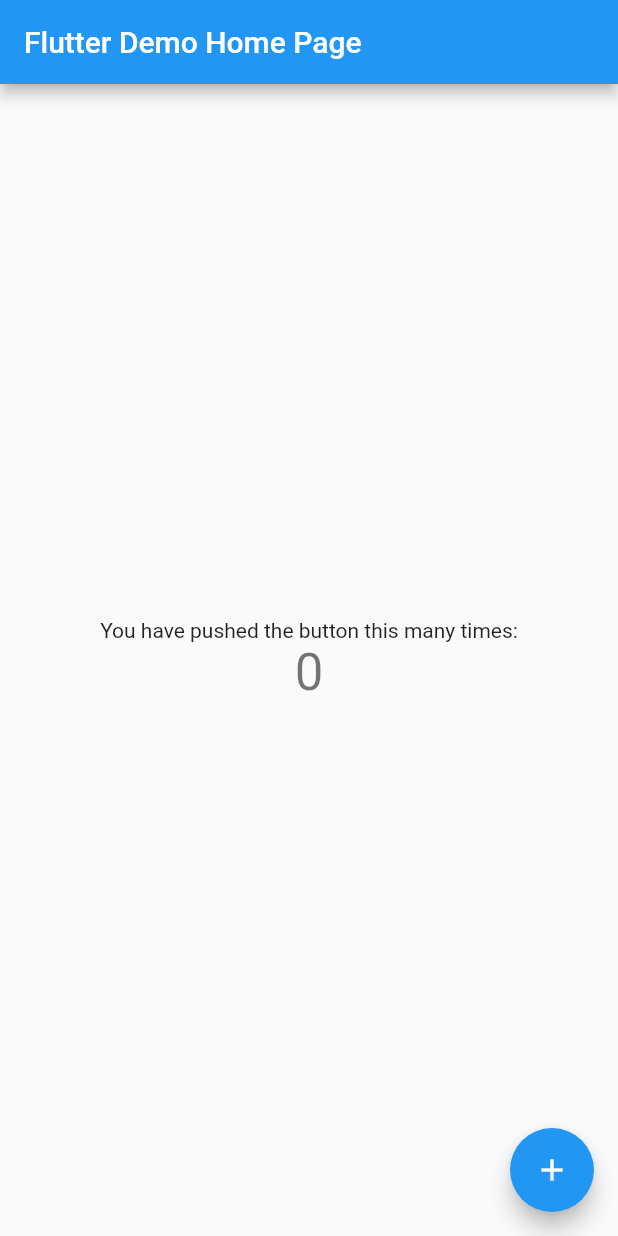
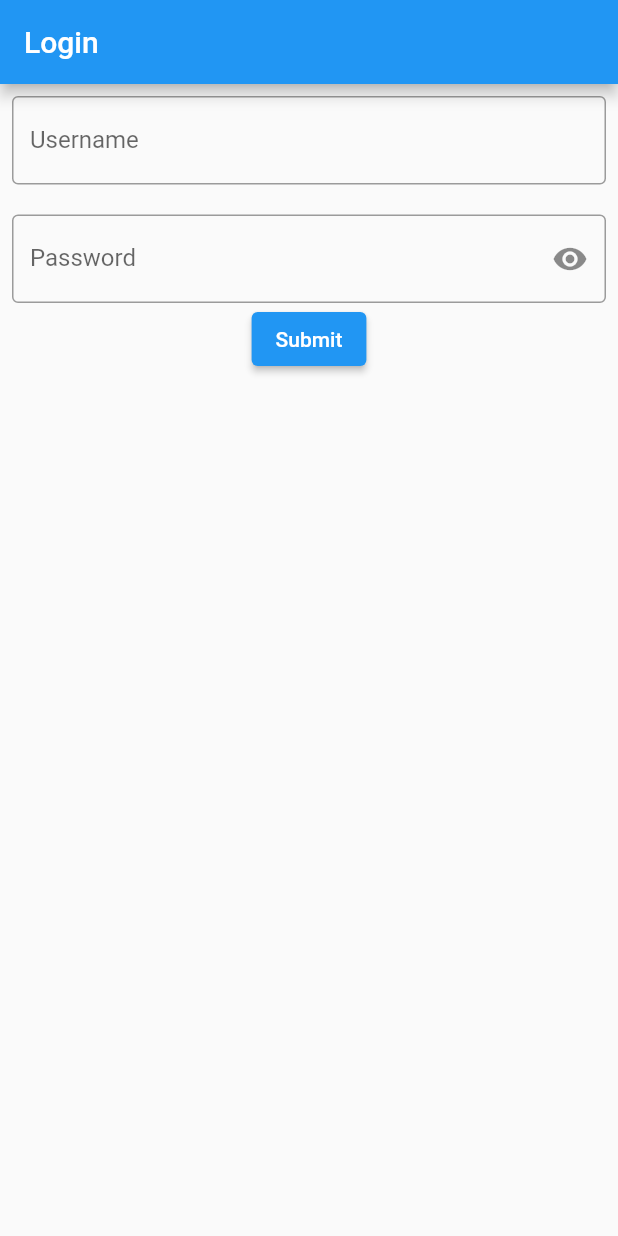
Before and after one commit to 0x1m4o/Bloc_Hive, a Flutter app: the screen it shows after launch, on a phone screen of 412 x 824 dp. Run offline on Flutter 3.47's test engine with Material 2 defaults, Android fonts, the phone set to English and light mode, and no system bars; our stand-ins replace equatable, flutter_bloc, hive, hive_flutter; accounts and stored records are empty.

Commit message:
Bloc and Hive setup with dummy data. Finished the authentication page and home page

```diff
--- /dev/null
+++ b/lib/application/auth/login_bloc.dart
@@ -0,0 +1,29 @@
+import 'package:flutter_bloc/flutter_bloc.dart';
+import 'package:equatable/equatable.dart';
+import 'package:hive_bloc/infrastructure/services/authentication_service.dart';
+import 'package:hive_bloc/infrastructure/services/todo_service.dart';
+
+part 'login_event.dart';
+part 'login_state.dart';
+
+class LoginBloc extends Bloc<LoginEvent, LoginState> {
+  final AuthenticationService authenticationService;
+  final TodoService todoService;
+  LoginBloc(this.authenticationService, this.todoService)
+      : super(const LoginInitial()) {
+    on<RunLoginEvent>((event, emit) async {
+      final user = await authenticationService.authenticateUser(
+          event.username, event.password);
+      if (user != null) {
+        emit(LoginSuccess(username: user));
+      }
+    });
+
+    on<RegisterServicesEvent>((event, emit) async {
+      await authenticationService.init();
+      await todoService.init();
+
+      emit(const LoginInitial());
+    });
+  }
+}
--- /dev/null
+++ b/lib/application/auth/login_event.dart
@@ -0,0 +1,19 @@
+part of 'login_bloc.dart';
+
+abstract class LoginEvent extends Equatable {
+  const LoginEvent();
+}
+
+class RunLoginEvent extends LoginEvent {
+  final String username;
+  final String password;
+  const RunLoginEvent({required this.username, required this.password});
+  @override
+  List<Object> get props => [username, password];
+}
+
+class RegisterServicesEvent extends LoginEvent {
+  const RegisterServicesEvent();
+  @override
+  List<Object> get props => [];
+}
--- /dev/null
+++ b/lib/application/auth/login_state.dart
@@ -0,0 +1,19 @@
+part of 'login_bloc.dart';
+
+abstract class LoginState extends Equatable {
+  const LoginState();
+}
+
+class LoginInitial extends LoginState {
+  const LoginInitial();
+  @override
+  List<Object?> get props => [];
+}
+
+class LoginSuccess extends LoginState {
+  final String username;
+  const LoginSuccess({required this.username});
+
+  @override
+  List<Object?> get props => [username];
+}
--- /dev/null
+++ b/lib/application/home/home_bloc.dart
@@ -0,0 +1,17 @@
+import 'package:flutter_bloc/flutter_bloc.dart';
+import 'package:equatable/equatable.dart';
+import 'package:hive_bloc/infrastructure/services/todo_service.dart';
+import '../../infrastructure/models/home/task.dart';
+
+part 'home_event.dart';
+part 'home_state.dart';
+
+class HomeBloc extends Bloc<HomeEvent, HomeState> {
+  final TodoService todoService;
+  HomeBloc({required this.todoService}) : super(HomeInitial()) {
+    on<LoadTodosEvent>((event, emit) {
+      final todos = todoService.getTasks(event.username);
+      emit(TodosLoadedState(tasks: todos, username: event.username));
+    });
+  }
+}
--- /dev/null
+++ b/lib/application/home/home_event.dart
@@ -0,0 +1,13 @@
+part of 'home_bloc.dart';
+
+abstract class HomeEvent extends Equatable {
+  const HomeEvent();
+}
+
+class LoadTodosEvent extends HomeEvent {
+  const LoadTodosEvent({required this.username});
+  final String username;
+
+  @override
+  List<Object> get props => [username];
+}
--- /dev/null
+++ b/lib/application/home/home_state.dart
@@ -0,0 +1,19 @@
+part of 'home_bloc.dart';
+
+abstract class HomeState extends Equatable {
+  const HomeState();
+}
+
+class HomeInitial extends HomeState {
+  @override
+  List<Object> get props => [];
+}
+
+// ignore: must_be_immutable
+class TodosLoadedState extends HomeState {
+  final List<Task> tasks;
+  final String username;
+  TodosLoadedState({required this.tasks, required this.username});
+  @override
+  List<Object> get props => [username, tasks];
+}
--- /dev/null
+++ b/lib/infrastructure/models/auth/user.dart
@@ -0,0 +1,14 @@
+import 'package:hive/hive.dart';
+part 'user.g.dart';
+
+@HiveType(typeId: 2)
+class User extends HiveObject {
+  @HiveField(0)
+  final String username;
+  @HiveField(1)
+  final String password;
+  User({
+    required this.username,
+    required this.password,
+  });
+}
--- /dev/null
+++ b/lib/infrastructure/models/home/task.dart
@@ -0,0 +1,14 @@
+import 'package:hive/hive.dart';
+part 'task.g.dart';
+
+@HiveType(typeId: 1)
+class Task extends HiveObject {
+  @HiveField(0)
+  final String user;
+  @HiveField(1)
+  final String task;
+  @HiveField(2)
+  final bool completed;
+
+  Task({required this.user, required this.task, required this.completed});
+}
--- /dev/null
+++ b/lib/infrastructure/services/authentication_service.dart
@@ -0,0 +1,23 @@
+import 'package:hive_flutter/hive_flutter.dart';
+import 'package:hive_bloc/infrastructure/models/auth/user.dart';
+
+class AuthenticationService {
+  late Box<User> _users;
+
+  Future<void> init() async {
+    Hive.registerAdapter(UserAdapter());
+    _users = await Hive.openBox('usersBox');
+    await _users.clear();
+    await _users.add(User(username: 'test', password: 'test'));
+  }
+
+  Future<String?> authenticateUser(String username, String password) async {
+    final success = _users.values.any((element) =>
+        element.username == username && element.password == password);
+    if (success) {
+      return username;
+    } else {
+      return null;
+    }
+  }
+}
--- /dev/null
+++ b/lib/infrastructure/services/todo_service.dart
@@ -0,0 +1,43 @@
+import 'package:hive_flutter/hive_flutter.dart';
+import 'package:hive_bloc/infrastructure/models/home/task.dart';
+
+class TodoService {
+  late Box<Task> _tasks;
+  Future<void> init() async {
+    Hive.registerAdapter(TaskAdapter());
+    _tasks = await Hive.openBox('tasksBox');
+    await _tasks.clear();
+    await _tasks.add(Task(user: 'test', task: 'test1', completed: false));
+    await _tasks.add(Task(user: 'test', task: 'test2', completed: false));
+  }
+
+  List<Task> getTasks(final String username) {
+    final tasks = _tasks.values.where((element) => element.user == username);
+    return tasks.toList();
+  }
+
+  void addTask(final String username, final String task) {
+    _tasks.add(Task(user: username, task: task, completed: false));
+  }
+
+  void removeTask(final String username, final String task) async {
+    final taskToRemove = _tasks.values.firstWhere((Task taskFromBox) =>
+        taskFromBox.task == task && taskFromBox.user == username);
+
+    await taskToRemove.delete();
+  }
+
+  void updateTask(final String username, final String task,
+      {final bool? completed}) async {
+    final taskToEdit = _tasks.values.firstWhere((Task taksFromBox) =>
+        taksFromBox.task == task && taksFromBox.user == username);
+
+    final index = taskToEdit.key as int;
+    await _tasks.put(
+        index,
+        Task(
+            user: username,
+            task: task,
+            completed: completed ?? taskToEdit.completed));
+  }
+}
--- a/lib/main.dart
+++ b/lib/main.dart
@@ -1,115 +1,29 @@
 import 'package:flutter/material.dart';
+import 'package:flutter_bloc/flutter_bloc.dart';
+import 'package:hive_flutter/hive_flutter.dart';
+import 'package:hive_bloc/application/auth/login_bloc.dart';
+import 'package:hive_bloc/infrastructure/services/authentication_service.dart';
+import 'package:hive_bloc/infrastructure/services/todo_service.dart';
+import 'package:hive_bloc/presentation/pages/auth/authentication.dart';
+import './presentation/pages/home/home.dart';
 
-void main() {
+void main() async {
+  await Hive.initFlutter();
   runApp(const MyApp());
 }
 
 class MyApp extends StatelessWidget {
   const MyApp({super.key});
 
-  // This widget is the root of your application.
   @override
   Widget build(BuildContext context) {
-    return MaterialApp(
-      title: 'Flutter Demo',
-      theme: ThemeData(
-        // This is the theme of your application.
-        //
-        // Try running your application with "flutter run". You'll see the
-        // application has a blue toolbar. Then, without quitting the app, try
-        // changing the primarySwatch below to Colors.green and then invoke
-        // "hot reload" (press "r" in the console where you ran "flutter run",
-        // or simply save your changes to "hot reload" in a Flutter IDE).
-        // Notice that the counter didn't reset back to zero; the application
-        // is not restarted.
-        primarySwatch: Colors.blue,
+    return MultiRepositoryProvider(providers: [
+      RepositoryProvider(
+        create: (context) => AuthenticationService(),
       ),
-      home: const MyHomePage(title: 'Flutter Demo Home Page'),
-    );
+      RepositoryProvider(
+        create: (context) => TodoService(),
+      )
+    ], child: const MaterialApp(home: AuthPage()));
   }
 }
-
-class MyHomePage extends StatefulWidget {
-  const MyHomePage({super.key, required this.title});
-
-  // This widget is the home page of your application. It is stateful, meaning
-  // that it has a State object (defined below) that contains fields that affect
-  // how it looks.
-
-  // This class is the configuration for the state. It holds the values (in this
-  // case the title) provided by the parent (in this case the App widget) and
-  // used by the build method of the State. Fields in a Widget subclass are
-  // always marked "final".
-
-  final String title;
-
-  @override
-  State<MyHomePage> createState() => _MyHomePageState();
-}
-
-class _MyHomePageState extends State<MyHomePage> {
-  int _counter = 0;
-
-  void _incrementCounter() {
-    setState(() {
-      // This call to setState tells the Flutter framework that something has
-      // changed in this State, which causes it to rerun the build method below
-      // so that the display can reflect the updated values. If we changed
-      // _counter without calling setState(), then the build method would not be
-      // called again, and so nothing would appear to happen.
-      _counter++;
-    });
-  }
-
-  @override
-  Widget build(BuildContext context) {
-    // This method is rerun every time setState is called, for instance as done
-    // by the _incrementCounter method above.
-    //
-    // The Flutter framework has been optimized to make rerunning build methods
-    // fast, so that you can just rebuild anything that needs updating rather
-    // than having to individually change instances of widgets.
-    return Scaffold(
-      appBar: AppBar(
-        // Here we take the value from the MyHomePage object that was created by
-        // the App.build method, and use it to set our appbar title.
-        title: Text(widget.title),
-      ),
-      body: Center(
-        // Center is a layout widget. It takes a single child and positions it
-        // in the middle of the parent.
-        child: Column(
-          // Column is also a layout widget. It takes a list of children and
-          // arranges them vertically. By default, it sizes itself to fit its
-          // children horizontally, and tries to be as tall as its parent.
-          //
-          // Invoke "debug painting" (press "p" in the console, choose the
-          // "Toggle Debug Paint" action from the Flutter Inspector in Android
-          // Studio, or the "Toggle Debug Paint" command in Visual Studio Code)
-          // to see the wireframe for each widget.
-          //
-          // Column has various properties to control how it sizes itself and
-          // how it positions its children. Here we use mainAxisAlignment to
-          // center the children vertically; the main axis here is the vertical
-          // axis because Columns are vertical (the cross axis would be
-          // horizontal).
-          mainAxisAlignment: MainAxisAlignment.center,
-          children: <Widget>[
-            const Text(
-              'You have pushed the button this many times:',
-            ),
-            Text(
-              '$_counter',
-              style: Theme.of(context).textTheme.headlineMedium,
-            ),
-          ],
-        ),
-      ),
-      floatingActionButton: FloatingActionButton(
-        onPressed: _incrementCounter,
-        tooltip: 'Increment',
-        child: const Icon(Icons.add),
-      ), // This trailing comma makes auto-formatting nicer for build methods.
-    );
-  }
-}
--- /dev/null
+++ b/lib/presentation/pages/auth/authentication.dart
@@ -0,0 +1,95 @@
+import 'package:flutter/material.dart';
+import 'package:flutter_bloc/flutter_bloc.dart';
+import 'package:hive_bloc/application/auth/login_bloc.dart';
+import 'package:hive_bloc/infrastructure/services/authentication_service.dart';
+import 'package:hive_bloc/infrastructure/services/todo_service.dart';
+import 'package:hive_bloc/presentation/pages/home/home.dart';
+
+class AuthPage extends StatefulWidget {
+  const AuthPage({Key? key});
+
+  @override
+  State<AuthPage> createState() => _AuthPageState();
+}
+
+class _AuthPageState extends State<AuthPage> {
+  bool _obscure = true;
+  TextEditingController usernameC = TextEditingController();
+  TextEditingController passwordC = TextEditingController();
+
+  @override
+  Widget build(BuildContext context) {
+    return BlocProvider(
+      create: (context) => LoginBloc(
+          RepositoryProvider.of<AuthenticationService>(context),
+          RepositoryProvider.of<TodoService>(context))
+        ..add(const RegisterServicesEvent()),
+      child: BlocConsumer<LoginBloc, LoginState>(
+        listener: (context, state) {
+          if (state is LoginSuccess) {
+            Navigator.of(context).pushReplacement(
+              MaterialPageRoute(
+                  builder: (context) => HomePage(username: state.username)),
+            );
+          }
+        },
+        builder: (context, state) {
+          if (state is LoginInitial) {
+            return Scaffold(
+              appBar: AppBar(title: const Text('Login')),
+              body: Padding(
+                padding: const EdgeInsets.all(8.0),
+                child: Column(
+                  children: [
+                    TextField(
+                      controller: usernameC,
+                      decoration: const InputDecoration(
+                        border: OutlineInputBorder(),
+                        hintText: 'Enter your username',
+                        labelText: 'Username',
+                      ),
+                    ),
+                    const SizedBox(
+                      height: 20,
+                    ),
+                    TextField(
+                      controller: passwordC,
+                      obscureText: _obscure,
+                      decoration: InputDecoration(
+                        border: const OutlineInputBorder(),
+                        suffixIcon: IconButton(
+                          onPressed: () {
+                            setState(() {
+                              _obscure = !_obscure;
+                            });
+                          },
+                          icon: Icon(_obscure
+                              ? Icons.remove_red_eye_sharp
+                              : Icons.remove_red_eye_outlined),
+                        ),
+                        hintText: 'Enter your password',
+                        labelText: 'Password',
+                      ),
+                    ),
+                    ElevatedButton(
+                      onPressed: () {
+                        context.read<LoginBloc>().add(
+                              RunLoginEvent(
+                                username: usernameC.text,
+                                password: passwordC.text,
+                              ),
+                            );
+                      },
+                      child: const Text('Submit'),
+                    ),
+                  ],
+                ),
+              ),
+            );
+          }
+          return Container();
+        },
+      ),
+    );
+  }
+}
--- a/pubspec.yaml
+++ b/pubspec.yaml
@@ -14,6 +14,7 @@ dependencies:
   flutter_bloc: ^8.1.3
   hive: ^2.2.3
   hive_flutter: ^1.1.0
+  json_annotation: ^4.8.1
 
 dev_dependencies:
   build_runner: ^2.3.3
@@ -21,6 +22,7 @@ dev_dependencies:
   flutter_test:
     sdk: flutter
   hive_generator: ^2.0.0
+  json_serializable: ^6.6.2
 
 flutter:
   uses-material-design: true
```
Also changed, not shown: lib/presentation/pages/home/home.dart (added, +48 -0 lines), lib/infrastructure/models/auth/user.g.dart (added), lib/infrastructure/models/home/task.g.dart (added), pubspec.lock.
